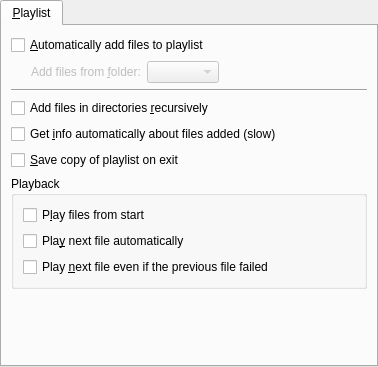
smplayer-dev/smplayer, file src/prefplaylist.ui: the form before one commit.
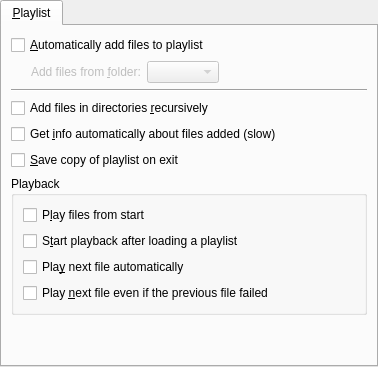
The form after the commit.

Commit message: Add option 'Start playback after loading a playlist' in preferences -> playlist.

Diff of the .ui file:
```diff
--- a/src/prefplaylist.ui
+++ b/src/prefplaylist.ui
@@ -131,6 +131,13 @@
             </property>
            </widget>
           </item>
+          <item>
+           <widget class="QCheckBox" name="play_on_load_check">
+            <property name="text">
+             <string>S&amp;tart playback after loading a playlist</string>
+            </property>
+           </widget>
+          </item>
           <item>
            <widget class="QCheckBox" name="play_next_automatically_check">
             <property name="text">
```
Left out of the diff: 1 changed line with no effect on the pictures. The commit also changes 3 other files.
